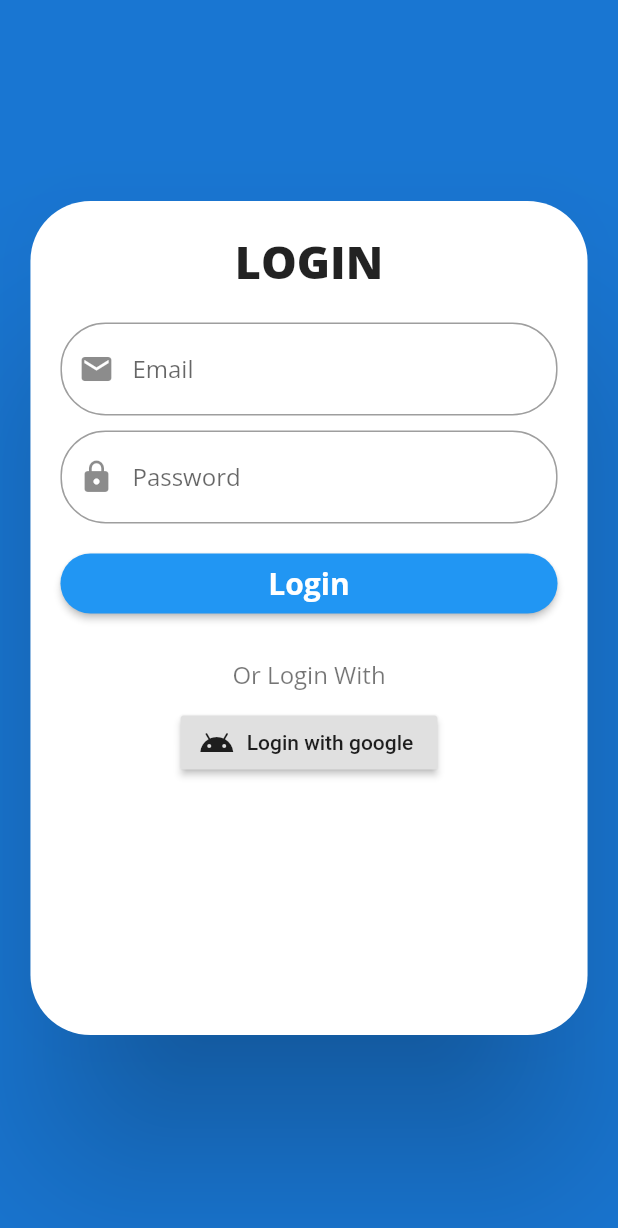
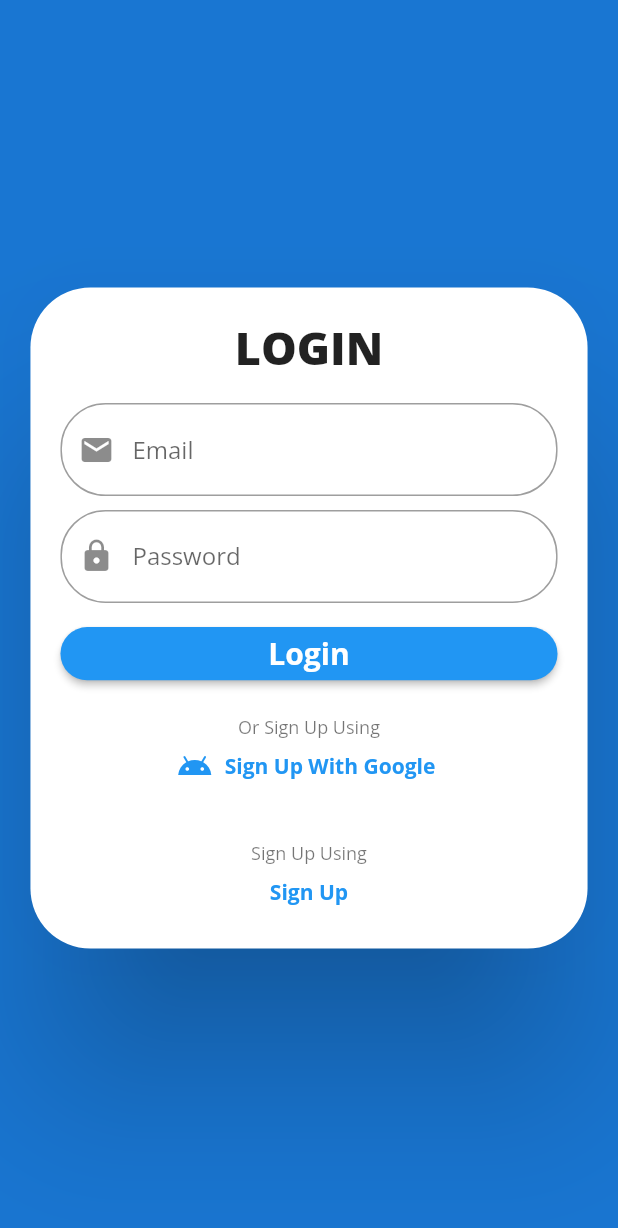
Before and after one commit to YashBagri4412/AuthScreen, a Flutter app: the screen it shows after launch, on a phone screen of 412 x 824 dp. Shown: the top 1228 px of the screen. Run offline on Flutter 3.47's test engine with Material 2 defaults, Android fonts, the phone set to English and light mode, and no system bars; our stand-ins replace google_fonts.

Commit message:
Login Page UI Done, SignUp Page modification still remaining...

```diff
--- a/lib/Screens/auth_screen.dart
+++ b/lib/Screens/auth_screen.dart
@@ -1,4 +1,5 @@
 import 'package:flutter/material.dart';
+import 'package:google_fonts/google_fonts.dart';
 
 class AuthScreen extends StatefulWidget {
   @override
@@ -12,6 +13,7 @@ class _AuthScreenState extends State<AuthScreen> {
   final _passWordFocus = new FocusNode();
   final _passWordController = new TextEditingController();
   bool _isLogin = true;
+  bool _gButtonHighlightState = false;
   String _userName;
   String _passWord;
 
@@ -25,6 +27,8 @@ class _AuthScreenState extends State<AuthScreen> {
     }
   }
 
+  void googleSignIn() {}
+
   @override
   Widget build(BuildContext context) {
     final size = MediaQuery.of(context).size;
@@ -32,12 +36,15 @@ class _AuthScreenState extends State<AuthScreen> {
         AppBar().preferredSize.height -
         MediaQuery.of(context).padding.bottom;
     final width = size.width;
+    final widthOfContainer = width * 0.95;
+    final heightOfContainer = height * 0.60;
+    print("$heightOfContainer + $widthOfContainer");
     return Scaffold(
       backgroundColor: Theme.of(context).primaryColorDark,
       body: Center(
         child: Container(
-          height: height * 0.75,
-          width: width * 0.95,
+          height: heightOfContainer,
+          width: widthOfContainer,
           child: Card(
             margin: EdgeInsets.all(10),
             shape: RoundedRectangleBorder(
@@ -55,7 +62,7 @@ class _AuthScreenState extends State<AuthScreen> {
                       style: Theme.of(context).textTheme.headline3,
                     ),
                     SizedBox(
-                      height: 20,
+                      height: heightOfContainer * 0.035,
                     ),
                     TextFormField(
                       keyboardType: TextInputType.emailAddress,
@@ -86,7 +93,7 @@ class _AuthScreenState extends State<AuthScreen> {
                       },
                     ),
                     SizedBox(
-                      height: 10,
+                      height: heightOfContainer * 0.020,
                     ),
                     TextFormField(
                       focusNode: _passWordFocus,
@@ -110,11 +117,11 @@ class _AuthScreenState extends State<AuthScreen> {
                       },
                     ),
                     SizedBox(
-                      height: 20,
+                      height: heightOfContainer * 0.035,
                     ),
                     Container(
                       width: double.infinity,
-                      height: 40,
+                      height: heightOfContainer * 0.077,
                       child: RaisedButton(
                         color: Theme.of(context).primaryColor,
                         child: Text(
@@ -130,24 +137,74 @@ class _AuthScreenState extends State<AuthScreen> {
                       ),
                     ),
                     SizedBox(
-                      height: 30,
+                      height: heightOfContainer * 0.050,
                     ),
                     Text(
-                      "Or Login With",
-                      style: Theme.of(context).textTheme.subtitle1,
+                      "Or Sign Up Using",
+                      style: Theme.of(context).textTheme.caption,
+                    ),
+                    Container(
+                      child: FlatButton.icon(
+                        materialTapTargetSize: MaterialTapTargetSize.shrinkWrap,
+                        color: Colors.white,
+                        icon: Icon(
+                          Icons.android,
+                          color: _gButtonHighlightState
+                              ? Colors.white
+                              : Theme.of(context).primaryColor,
+                        ),
+                        label: Text(
+                          "Sign Up With Google",
+                          style: (_gButtonHighlightState)
+                              ? GoogleFonts.openSans(
+                                  color: Colors.white,
+                                  fontWeight: FontWeight.w700,
+                                )
+                              : GoogleFonts.openSans(
+                                  color: Theme.of(context).primaryColor,
+                                  fontWeight: FontWeight.w700,
+                                ),
+                        ),
+                        highlightColor: Colors.blue,
+                        onHighlightChanged: (value) {
+                          setState(() {
+                            _gButtonHighlightState = value;
+                          });
+                        },
+                        shape: RoundedRectangleBorder(
+                          borderRadius: BorderRadius.circular(30),
+                        ),
+                        onPressed: googleSignIn,
+                      ),
                     ),
                     SizedBox(
-                      height: 10,
+                      height: heightOfContainer * 0.020,
                     ),
-                    Row(
-                      mainAxisAlignment: MainAxisAlignment.center,
-                      children: [
-                        RaisedButton.icon(
-                          icon: Icon(Icons.android),
-                          label: Text("Login with google"),
-                          onPressed: () {},
+                    Expanded(
+                      child: Align(
+                        alignment: FractionalOffset.bottomCenter,
+                        child: Column(
+                          mainAxisAlignment: MainAxisAlignment.end,
+                          children: [
+                            Text(
+                              "Sign Up Using",
+                              style: Theme.of(context).textTheme.caption,
+                            ),
+                            FlatButton(
+                              materialTapTargetSize:
+                                  MaterialTapTargetSize.shrinkWrap,
+                              child: Text(
+                                "Sign Up",
+                                style: GoogleFonts.openSans(
+                                  color: Theme.of(context).primaryColor,
+                                  fontWeight: FontWeight.w700,
+                                ),
+                              ),
+                              onPressed: () {},
+                            )
+                          ],
                         ),
-                      ],
+                      ),
                     ),
                   ],
                 ),
--- a/lib/main.dart
+++ b/lib/main.dart
@@ -28,6 +28,7 @@ class MyApp extends StatelessWidget {
           subtitle1: GoogleFonts.openSans(
             color: Colors.black54,
           ),
+          caption: GoogleFonts.openSans(),
         ),
       ),
       home: AuthScreen(),
```
